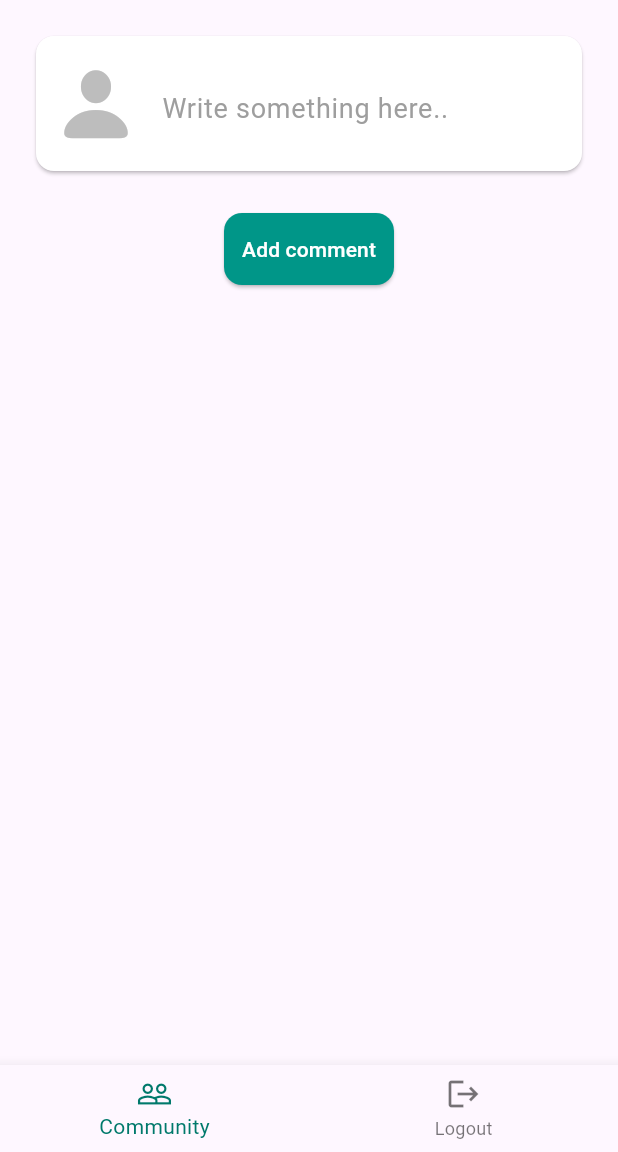
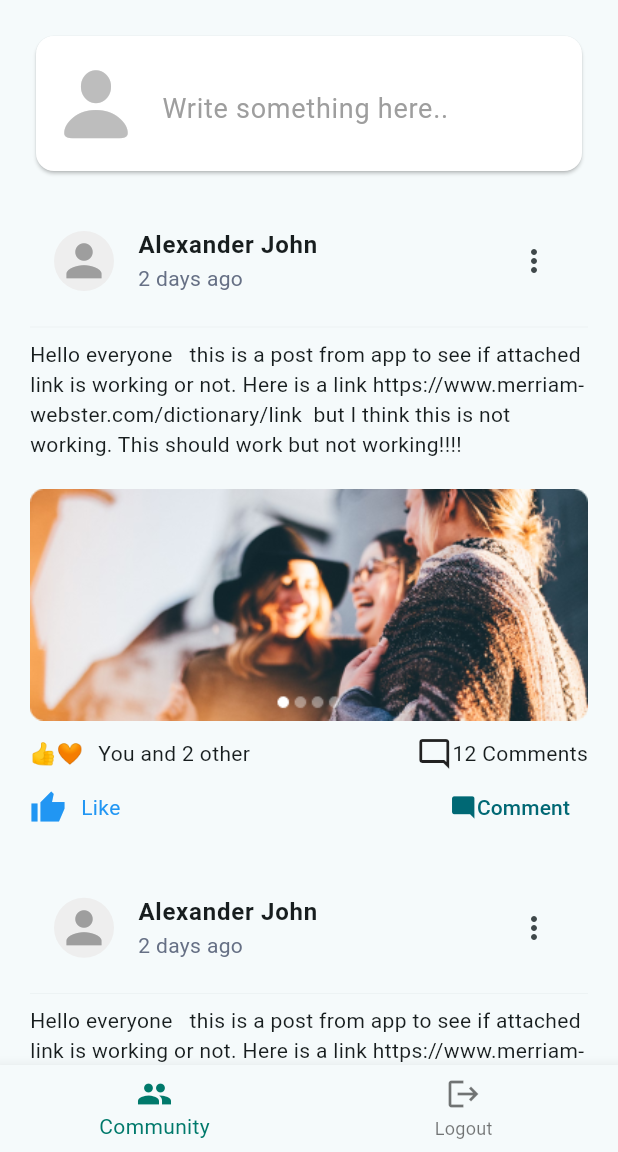
Before and after one commit to AshikMehediAbid/newsfeed, a Flutter app: the HomeScreen screen opened directly, on a phone screen of 412 x 824 dp, the part 84-1236 px from its top. Run offline on Flutter 3.47's test engine with Material 3 defaults, Android fonts, the phone set to English and light mode, and no system bars; our stand-ins replace animated_splash_screen, google_fonts.

Commit message:
UI almost ok

```diff
--- /dev/null
+++ b/lib/components/single_post.dart
@@ -0,0 +1,159 @@
+import 'package:ezycourse_my_project/components/comments_section.dart';
+import 'package:flutter/material.dart';
+
+class SinglePost extends StatefulWidget {
+  const SinglePost({super.key});
+
+  @override
+  State<SinglePost> createState() => _SinglePostState();
+}
+
+class _SinglePostState extends State<SinglePost> {
+  @override
+  Widget build(BuildContext context) {
+    return Padding(
+      padding: const EdgeInsets.only(
+        bottom: 20.0,
+        left: 20,
+        right: 20,
+      ),
+      child: Column(
+        children: [
+          ListTile(
+            leading: CircleAvatar(
+              backgroundColor: Colors.grey[200],
+              child: Icon(
+                Icons.person,
+                size: 35,
+                color: Colors.grey,
+              ),
+            ),
+            title: Text(
+              "Alexander John",
+              style: TextStyle(
+                fontSize: 16,
+                fontWeight: FontWeight.w600,
+              ),
+            ),
+            subtitle: Text(
+              "2 days ago",
+              style: TextStyle(
+                fontSize: 14,
+                fontWeight: FontWeight.w400,
+                color: Color(0xFF667085),
+              ),
+            ),
+            trailing: Icon(Icons.more_vert),
+          ),
+          Divider(
+            thickness: .1,
+          ),
+
+          /// Post
+          Text(
+            "Hello everyone   this is a post from app to see if attached link is working or not. Here is a link https://www.merriam-webster.com/dictionary/link  but I think this is not working. This should work but not working!!!!",
+            style: TextStyle(
+              fontSize: 14,
+              fontWeight: FontWeight.w400,
+            ),
+          ),
+
+          /// if image
+          Padding(
+            padding: const EdgeInsets.only(
+              top: 20,
+              bottom: 10,
+            ),
+            child: Container(
+              width: double.infinity,
+              child: Image.asset(
+                fit: BoxFit.fitWidth,
+                "assets/images/post.png",
+              ),
+            ),
+          ),
+
+          Row(
+            mainAxisAlignment: MainAxisAlignment.spaceBetween,
+            children: [
+              Row(
+                children: [
+                  Text(
+                    "👍🧡",
+                  ),
+                  SizedBox(width: 10),
+                  Text(
+                    "You and 2 other",
+                  ),
+                ],
+              ),
+              Row(
+                children: [
+                  Icon(Icons.mode_comment_outlined),
+                  Text(
+                    "12 Comments",
+                    style: TextStyle(
+                      fontSize: 14,
+                    ),
+                  ),
+                ],
+              )
+            ],
+          ),
+
+          Row(
+            mainAxisAlignment: MainAxisAlignment.spaceBetween,
+            children: [
+              Row(
+                children: [
+                  Icon(
+                    Icons.thumb_up_sharp,
+                    color: Colors.blue,
+                  ),
+                  SizedBox(width: 10),
+                  Text(
+                    "Like",
+                    style: TextStyle(
+                      color: Colors.blue,
+                      fontSize: 14,
+                    ),
+                  )
+                ],
+              ),
+              TextButton(
+                  onPressed: () {
+                    showModalBottomSheet(
+                        isScrollControlled: true,
+                        context: context,
+                        builder: (context) {
+                          return Padding(
+                            padding: EdgeInsets.only(
+                              bottom: MediaQuery.of(context).viewInsets.bottom,
+                            ),
+                            child: SizedBox(
+                              height: MediaQuery.of(context).size.height * .75,
+                              child: CommentsSection(
+                                title: Text("aaa"),
+                              ),
+                            ),
+                          );
+                        });
+                  },
+                  child: Row(
+                    children: [
+                      Icon(Icons.mode_comment),
+                      Text(
+                        "Comment",
+                        style: TextStyle(
+                          fontSize: 14,
+                        ),
+                      ),
+                    ],
+                  ))
+            ],
+          )
+        ],
+      ),
+    );
+  }
+}
--- a/lib/screens/newsfeed.dart
+++ b/lib/screens/newsfeed.dart
@@ -1,4 +1,4 @@
-import 'package:ezycourse_my_project/components/comments_section.dart';
+import 'package:ezycourse_my_project/components/single_post.dart';
 import 'package:ezycourse_my_project/screens/create_post_screen.dart';
 import 'package:flutter/cupertino.dart';
 import 'package:flutter/material.dart';
@@ -40,7 +40,8 @@ class _NewsfeedState extends State<Newsfeed> {
           ],
         ),
       ),
-      body: Column(
+      body: SingleChildScrollView(
+        child: Column(
           children: [
             Padding(
               padding: const EdgeInsets.all(20),
@@ -93,7 +94,11 @@ class _NewsfeedState extends State<Newsfeed> {
               ),
             ),
 
-          Card(
+            ...List.generate(
+              10,
+              (index) => SinglePost(),
+            ),
+/*            Card(
               color: Colors.teal,
               child: TextButton(
                 onPressed: () {
@@ -101,10 +106,13 @@ class _NewsfeedState extends State<Newsfeed> {
                       isScrollControlled: true,
                       context: context,
                       builder: (context) {
-                      return Container(
-                        height: MediaQuery.of(context).size.height * .85,
+                        return Padding(
+                          padding: EdgeInsets.only(bottom: MediaQuery.of(context).viewInsets.bottom),
+                          child: Container(
+                            height: MediaQuery.of(context).size.height * .6,
                             child: CommentsSection(
                               title: Text("aaa"),
+                            ),
                           ),
                         );
                       });
@@ -114,13 +122,14 @@ class _NewsfeedState extends State<Newsfeed> {
                   style: TextStyle(color: Colors.white),
                 ),
               ),
-          )
+            )*/
 
             // CommentsSection(
             //   title: Text("abc"),
             // )
           ],
         ),
+      ),
     );
   }
 }
--- a/pubspec.yaml
+++ b/pubspec.yaml
@@ -36,6 +36,7 @@ dependencies:
   # Use with the CupertinoIcons class for iOS style icons.
   cupertino_icons: ^1.0.8
   animated_splash_screen: ^1.3.0
+  google_fonts: ^6.2.1
 
 dev_dependencies:
   flutter_test:
```
Also changed, not shown: lib/components/comments_section.dart (+96 -62 lines), lib/components/onboard_component.dart (+7 -5 lines), lib/main.dart (+9 -3 lines), lib/screens/home_screen.dart (+86 -6 lines), lib/screens/onboarding_screen.dart (+13 -7 lines), lib/screens/sign_in_screen.dart (+4 -9 lines), assets/images/post.png (added), pubspec.lock, readme_images/Onboarding Screen 1.png (added), readme_images/Onboarding Screen 2.png (added), readme_images/Onboarding Screen 3.png (added), readme_images/SignIn Screen 1.png (added), readme_images/SignIn Screen 2.png (added), readme_images/Splash Screen.png (added), 1 other file. Lines whose indentation alone changed are shown as unchanged.
